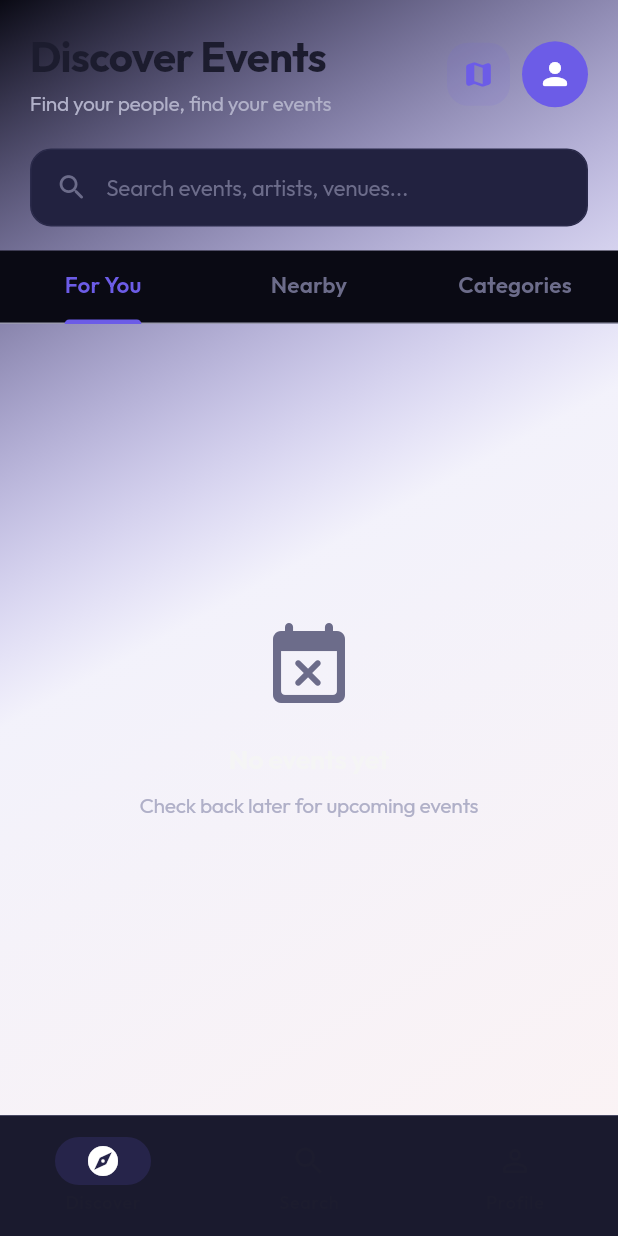
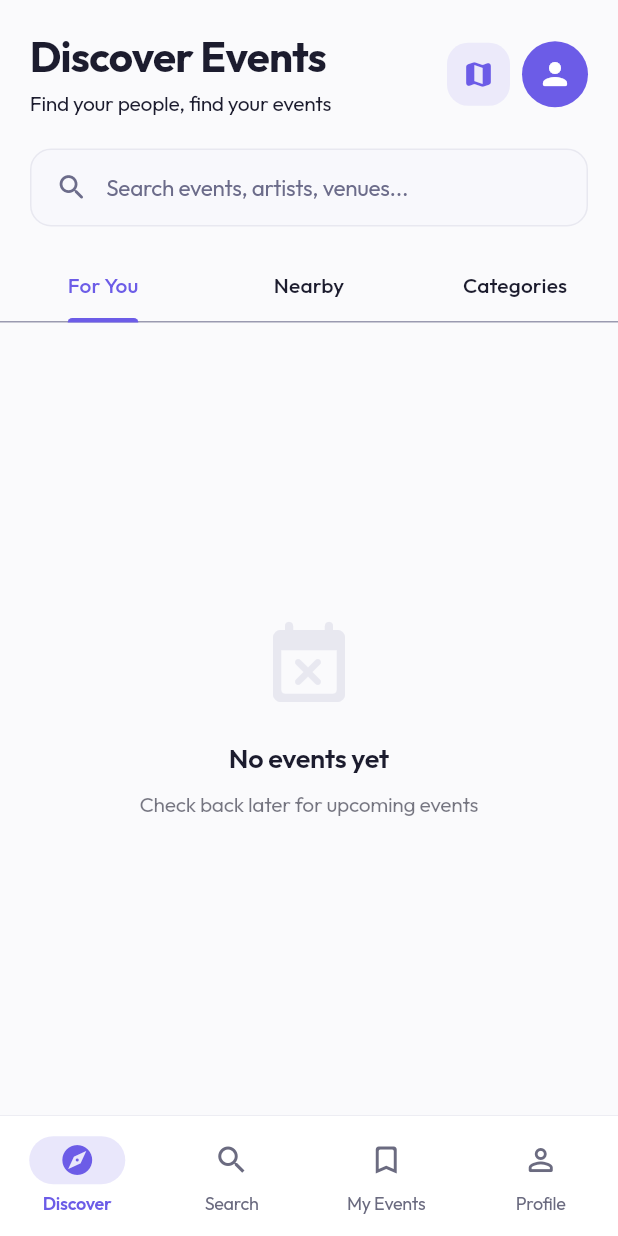
Before and after one commit to echopro-create/global-diaspora-events, a Flutter app: the screen it shows after launch, on a phone screen of 412 x 824 dp. Run offline on Flutter 3.47's test engine with Material 3 defaults, Android fonts, the phone set to English and light mode, and no system bars; our stand-ins replace cached_network_image, flutter_map, flutter_riverpod, freezed_annotation, geolocator, go_router and 6 more; accounts and stored records are empty.

Commit message:
fix: adaptive navigation bar theme, shell routing for My Events, and UI contrast in light mode

```diff
--- a/lib/app/router.dart
+++ b/lib/app/router.dart
@@ -18,6 +18,7 @@ abstract final class AppRouter {
   static final _discoverKey = GlobalKey<NavigatorState>(debugLabel: 'discover');
   static final _searchKey = GlobalKey<NavigatorState>(debugLabel: 'search');
   static final _profileKey = GlobalKey<NavigatorState>(debugLabel: 'profile');
+  static final _myEventsKey = GlobalKey<NavigatorState>(debugLabel: 'myEvents');
 
   /// Именованные маршруты.
   static const splash = '/splash';
@@ -95,6 +96,17 @@ abstract final class AppRouter {
             ],
           ),
 
+          // My Events branch
+          StatefulShellBranch(
+            navigatorKey: _myEventsKey,
+            routes: [
+              GoRoute(
+                path: '/my-events',
+                builder: (context, state) => const MyEventsScreen(),
+              ),
+            ],
+          ),
+
           // Profile branch
           StatefulShellBranch(
             navigatorKey: _profileKey,
--- a/lib/app/theme.dart
+++ b/lib/app/theme.dart
@@ -227,6 +227,26 @@ abstract final class AppTheme {
         type: BottomNavigationBarType.fixed,
         elevation: 0,
       ),
+      navigationBarTheme: NavigationBarThemeData(
+        backgroundColor: AppColors.surfaceDark,
+        indicatorColor: AppColors.primary.withValues(alpha: 0.2),
+        iconTheme: WidgetStateProperty.resolveWith((states) {
+          if (states.contains(WidgetState.selected)) {
+            return const IconThemeData(color: Colors.white);
+          }
+          return const IconThemeData(color: AppColors.textMuted);
+        }),
+        labelTextStyle: WidgetStateProperty.resolveWith((states) {
+          if (states.contains(WidgetState.selected)) {
+            return const TextStyle(
+              color: Colors.white,
+              fontWeight: FontWeight.w600,
+              fontSize: 12,
+            );
+          }
+          return const TextStyle(color: AppColors.textMuted, fontSize: 12);
+        }),
+      ),
       elevatedButtonTheme: ElevatedButtonThemeData(
         style: ButtonStyle(
           backgroundColor: WidgetStateProperty.resolveWith((states) {
@@ -261,9 +281,11 @@ abstract final class AppTheme {
         ),
       ),
       chipTheme: ChipThemeData(
-        backgroundColor: AppColors.cardDark,
+        backgroundColor: AppColors.surfaceDark,
         selectedColor: AppColors.primary.withValues(alpha: 0.2),
         labelStyle: const TextStyle(color: AppColors.textSecondary),
+        secondaryLabelStyle: const TextStyle(color: AppColors.primary),
+        brightness: Brightness.dark,
         shape: RoundedRectangleBorder(
           borderRadius: BorderRadius.circular(20),
           side: const BorderSide(color: AppColors.dividerDark),
@@ -421,6 +443,29 @@ abstract final class AppTheme {
         type: BottomNavigationBarType.fixed,
         elevation: 0,
       ),
+      navigationBarTheme: NavigationBarThemeData(
+        backgroundColor: AppColors.surfaceLight,
+        indicatorColor: AppColors.primary.withValues(alpha: 0.1),
+        iconTheme: WidgetStateProperty.resolveWith((states) {
+          if (states.contains(WidgetState.selected)) {
+            return const IconThemeData(color: AppColors.primary);
+          }
+          return const IconThemeData(color: AppColors.textSecondaryLight);
+        }),
+        labelTextStyle: WidgetStateProperty.resolveWith((states) {
+          if (states.contains(WidgetState.selected)) {
+            return const TextStyle(
+              color: AppColors.primary,
+              fontWeight: FontWeight.w600,
+              fontSize: 12,
+            );
+          }
+          return const TextStyle(
+            color: AppColors.textSecondaryLight,
+            fontSize: 12,
+          );
+        }),
+      ),
       elevatedButtonTheme: ElevatedButtonThemeData(
         style: ButtonStyle(
           backgroundColor: WidgetStateProperty.resolveWith((states) {
@@ -455,9 +500,11 @@ abstract final class AppTheme {
         ),
       ),
       chipTheme: ChipThemeData(
-        backgroundColor: AppColors.cardLight,
+        backgroundColor: AppColors.surfaceLight,
         selectedColor: AppColors.primary.withValues(alpha: 0.15),
         labelStyle: const TextStyle(color: AppColors.textSecondaryLight),
+        secondaryLabelStyle: const TextStyle(color: AppColors.primary),
+        brightness: Brightness.light,
         shape: RoundedRectangleBorder(
           borderRadius: BorderRadius.circular(20),
           side: const BorderSide(color: AppColors.dividerLight),
--- a/lib/app/widgets/main_shell.dart
+++ b/lib/app/widgets/main_shell.dart
@@ -1,8 +1,6 @@
 import 'package:flutter/material.dart';
 import 'package:gde/l10n/generated/app_localizations.dart';
 import 'package:go_router/go_router.dart';
-
-import '../../../../app/theme.dart';
 
 /// Shell-обёртка с BottomNavigationBar для основных разделов.
 class MainShell extends StatelessWidget {
@@ -15,9 +13,14 @@ class MainShell extends StatelessWidget {
     return Scaffold(
       body: navigationShell,
       bottomNavigationBar: Container(
-        decoration: const BoxDecoration(
-          color: AppColors.surfaceDark,
-          border: Border(top: BorderSide(color: AppColors.divider, width: 0.5)),
+        decoration: BoxDecoration(
+          color: Theme.of(context).colorScheme.surface,
+          border: Border(
+            top: BorderSide(
+              color: Theme.of(context).colorScheme.outline,
+              width: 0.5,
+            ),
+          ),
         ),
         child: NavigationBar(
           selectedIndex: navigationShell.currentIndex,
@@ -29,7 +32,9 @@ class MainShell extends StatelessWidget {
           },
           backgroundColor: Colors.transparent,
           surfaceTintColor: Colors.transparent,
-          indicatorColor: AppColors.primary.withValues(alpha: 0.15),
+          indicatorColor: Theme.of(
+            context,
+          ).colorScheme.primary.withValues(alpha: 0.15),
           labelBehavior: NavigationDestinationLabelBehavior.alwaysShow,
           destinations: [
             NavigationDestination(
@@ -43,6 +48,11 @@ class MainShell extends StatelessWidget {
               label: AppLocalizations.of(context)!.navSearch,
             ),
             NavigationDestination(
+              icon: const Icon(Icons.bookmark_border_rounded),
+              selectedIcon: const Icon(Icons.bookmark_rounded),
+              label: AppLocalizations.of(context)!.myEvents,
+            ),
+            NavigationDestination(
               icon: const Icon(Icons.person_outline_rounded),
               selectedIcon: const Icon(Icons.person_rounded),
               label: AppLocalizations.of(context)!.navProfile,
--- a/lib/features/events/presentation/screens/events_screen.dart
+++ b/lib/features/events/presentation/screens/events_screen.dart
@@ -45,17 +45,7 @@ class _EventsScreenState extends ConsumerState<EventsScreen>
   Widget build(BuildContext context) {
     return Scaffold(
       body: Container(
-        decoration: BoxDecoration(
-          gradient: LinearGradient(
-            begin: Alignment.topLeft,
-            end: Alignment.bottomRight,
-            colors: [
-              AppColors.backgroundDark,
-              AppColors.primary.withValues(alpha: 0.05),
-              AppColors.secondary.withValues(alpha: 0.05),
-            ],
-          ),
-        ),
+        color: Theme.of(context).scaffoldBackgroundColor,
         child: SafeArea(
           child: NestedScrollView(
             headerSliverBuilder: (context, innerBoxIsScrolled) => [
@@ -83,8 +73,10 @@ class _EventsScreenState extends ConsumerState<EventsScreen>
                                   AppLocalizations.of(
                                     context,
                                   )!.discoverSubtitle,
-                                  style: const TextStyle(
-                                    color: AppColors.textSecondary,
+                                  style: TextStyle(
+                                    color: Theme.of(
+                                      context,
+                                    ).colorScheme.onSurface,
                                     fontSize: 14,
                                   ),
                                 ),
@@ -133,9 +125,13 @@ class _EventsScreenState extends ConsumerState<EventsScreen>
                             vertical: 14,
                           ),
                           decoration: BoxDecoration(
-                            color: AppColors.cardDark,
+                            color: Theme.of(
+                              context,
+                            ).colorScheme.surfaceContainerHighest,
                             borderRadius: BorderRadius.circular(14),
-                            border: Border.all(color: AppColors.divider),
+                            border: Border.all(
+                              color: Theme.of(context).colorScheme.outline,
+                            ),
                           ),
                           child: Row(
                             children: [
@@ -169,14 +165,6 @@ class _EventsScreenState extends ConsumerState<EventsScreen>
                   TabBar(
                     controller: _tabController,
                     labelColor: AppColors.primary,
-                    unselectedLabelColor: AppColors.textMuted,
-                    indicatorColor: AppColors.primary,
-                    indicatorWeight: 3,
-                    indicatorSize: TabBarIndicatorSize.label,
-                    labelStyle: const TextStyle(
-                      fontWeight: FontWeight.w600,
-                      fontSize: 15,
-                    ),
                     tabs: [
                       Tab(text: AppLocalizations.of(context)!.forYou),
                       Tab(text: AppLocalizations.of(context)!.nearby),
@@ -211,15 +199,15 @@ class _EventsScreenState extends ConsumerState<EventsScreen>
         child: Column(
           mainAxisAlignment: MainAxisAlignment.center,
           children: [
-            const Icon(
+            Icon(
               Icons.cloud_off_rounded,
               size: 48,
-              color: AppColors.textMuted,
+              color: Theme.of(context).colorScheme.outline,
             ),
             const SizedBox(height: 16),
             Text(
               l10n.failedToLoad,
-              style: const TextStyle(color: AppColors.textSecondary),
+              style: TextStyle(color: Theme.of(context).colorScheme.onSurface),
             ),
             const SizedBox(height: 8),
             TextButton(
@@ -497,7 +485,8 @@ class _EventsScreenState extends ConsumerState<EventsScreen>
                             style: TextStyle(
                               color: isSelected
                                   ? Colors.white
-                                  : AppColors.textSecondary,
+                                  : Theme.of(context).colorScheme.onSurface
+                                        .withValues(alpha: 0.8),
                               fontSize: 14,
                               fontWeight: isSelected
                                   ? FontWeight.w600
@@ -563,7 +552,9 @@ class _EventsScreenState extends ConsumerState<EventsScreen>
       selectedColor: AppColors.primary.withValues(alpha: 0.2),
       checkmarkColor: AppColors.primary,
       labelStyle: TextStyle(
-        color: isSelected ? AppColors.primary : AppColors.textSecondary,
+        color: isSelected
+            ? AppColors.primary
+            : Theme.of(context).colorScheme.onSurface,
         fontWeight: isSelected ? FontWeight.w600 : FontWeight.w400,
       ),
       side: BorderSide(
@@ -578,16 +569,16 @@ class _EventsScreenState extends ConsumerState<EventsScreen>
       child: Column(
         mainAxisAlignment: MainAxisAlignment.center,
         children: [
-          const Icon(
+          Icon(
             Icons.event_busy_rounded,
             size: 64,
-            color: AppColors.textMuted,
+            color: Theme.of(context).colorScheme.outline,
           ),
           const SizedBox(height: 16),
           Text(
             AppLocalizations.of(context)!.noEventsYet,
-            style: const TextStyle(
-              color: AppColors.textPrimary,
+            style: TextStyle(
+              color: Theme.of(context).colorScheme.onSurface,
               fontSize: 18,
               fontWeight: FontWeight.w600,
             ),
@@ -595,8 +586,10 @@ class _EventsScreenState extends ConsumerState<EventsScreen>
           const SizedBox(height: 8),
           Text(
             AppLocalizations.of(context)!.checkBackLater,
-            style: const TextStyle(
-              color: AppColors.textSecondary,
+            style: TextStyle(
+              color: Theme.of(
+                context,
+              ).colorScheme.onSurface.withValues(alpha: 0.6),
               fontSize: 14,
             ),
           ),
@@ -624,7 +617,10 @@ class _TabBarDelegate extends SliverPersistentHeaderDelegate {
     double shrinkOffset,
     bool overlapsContent,
   ) {
-    return Container(color: AppColors.backgroundDark, child: tabBar);
+    return Container(
+      color: Theme.of(context).scaffoldBackgroundColor,
+      child: tabBar,
+    );
   }
 
   @override
--- a/lib/l10n/app_ru.arb
+++ b/lib/l10n/app_ru.arb
@@ -123,15 +123,15 @@
   "@themeDark": {
     "description": "Dark theme mode label"
   },
-  "myEvents": "My Events",
+  "myEvents": "Мои события",
   "@myEvents": {
     "description": "My Events button and screen title"
   },
-  "myEventsEmpty": "You haven't joined any events yet",
+  "myEventsEmpty": "Вы еще не записались на события",
   "@myEventsEmpty": {
     "description": "Empty state title for My Events screen"
   },
-  "myEventsEmptyHint": "Events you attend will appear here",
+  "myEventsEmptyHint": "События, которые вы посетите, появятся здесь",
   "@myEventsEmptyHint": {
     "description": "Empty state subtitle for My Events screen"
   },
```
Also changed, not shown: lib/core/widgets/ambient_background.dart (+6 -1 lines), lib/features/events/presentation/screens/my_events_screen.dart (+8 -4 lines).
